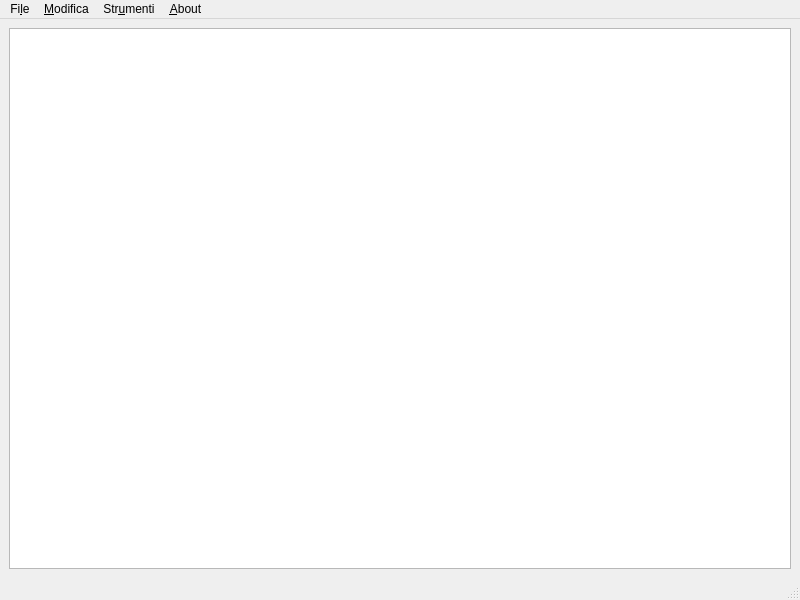
The window that forms/texteditor.ui (zorbaproject/Bran) describes before a commit, drawn with Qt 5.
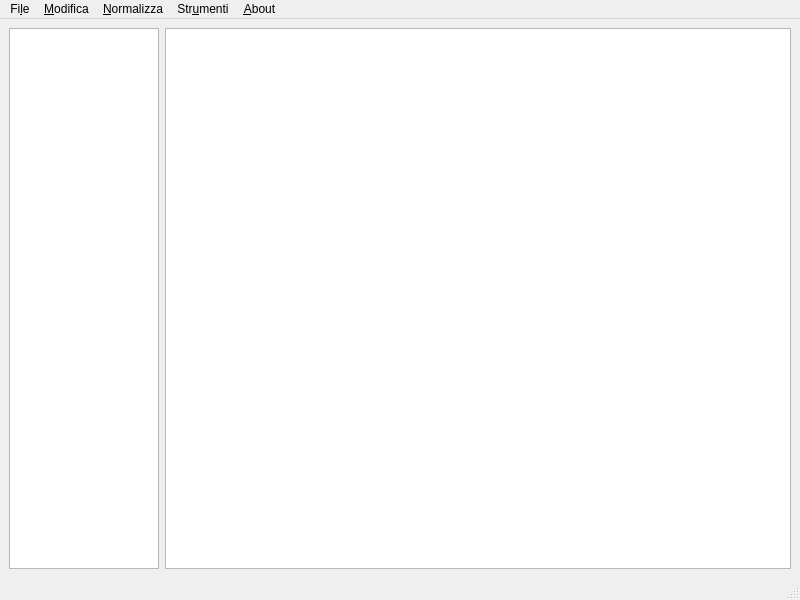
The same window after the commit.

The edit to the form file:
```diff
--- a/forms/texteditor.ui
+++ b/forms/texteditor.ui
@@ -16,7 +16,21 @@
   <widget class="QWidget" name="centralwidget">
    <layout class="QVBoxLayout" name="verticalLayout">
     <item>
-     <widget class="QPlainTextEdit" name="plainTextEdit"/>
+     <layout class="QHBoxLayout" name="horizontalLayout">
+      <item>
+       <widget class="QListWidget" name="filelist">
+        <property name="maximumSize">
+         <size>
+          <width>150</width>
+          <height>16777215</height>
+         </size>
+        </property>
+       </widget>
+      </item>
+      <item>
+       <widget class="QPlainTextEdit" name="plainTextEdit"/>
+      </item>
+     </layout>
     </item>
    </layout>
   </widget>
@@ -58,8 +72,25 @@
     </property>
     <addaction name="actionAbout_this_text_editor"/>
    </widget>
+   <widget class="QMenu" name="menuNormalizza">
+    <property name="title">
+     <string>&amp;Normalizza</string>
+    </property>
+    <widget class="QMenu" name="menuMaiuscole_Minuscole">
+     <property name="title">
+      <string>Maiuscole/Minuscole</string>
+     </property>
+     <addaction name="actionTutto_maiuscolo"/>
+     <addaction name="actionTutto_minuscolo"/>
+     <addaction name="actionIniziali_sempre_minuscole"/>
+    </widget>
+    <addaction name="menuMaiuscole_Minuscole"/>
+    <addaction name="actionElimina_parole_con_numeri"/>
+    <addaction name="actionElimina_invii_a_capo_multipli"/>
+   </widget>
    <addaction name="menuFile"/>
    <addaction name="menuModifica"/>
+   <addaction name="menuNormalizza"/>
    <addaction name="menuStrumenti"/>
    <addaction name="menuAbout"/>
   </widget>
```
Left out of the diff: 74 changed lines with no effect on the pictures.
